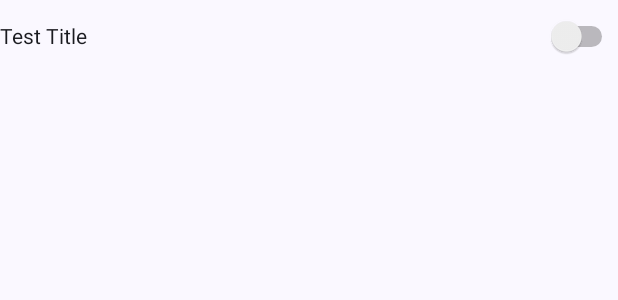
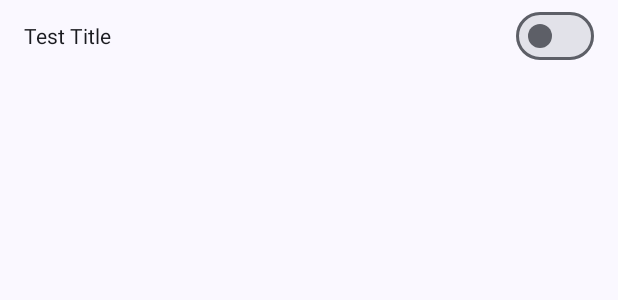
Before and after one commit to zacharee/Insomnia, an Android app: the layout text_switch.xml on its own in the app's theme, with its tools: preview values and no code run, on a phone screen of 412 x 824 dp. Shown: the top 300 px of the screen. Run offline under Robolectric (Android 15) with nearby library versions, the light colour scheme and no system bars.

Commit message:
Address deprecations and improve theme

```diff
--- a/app/src/main/java/com/zacharee1/insomnia/util/CancelListener.kt
+++ /dev/null
@@ -1,5 +0,0 @@
-package com.zacharee1.insomnia.util
-
-interface CancelListener {
-    fun onCanceled()
-}
--- a/app/src/main/java/com/zacharee1/insomnia/util/CycleTimer.kt
+++ b/app/src/main/java/com/zacharee1/insomnia/util/CycleTimer.kt
@@ -1,10 +1,12 @@
 package com.zacharee1.insomnia.util
 
+import android.annotation.SuppressLint
 import android.os.CountDownTimer
 import android.os.SystemClock
 
 abstract class CycleTimer(private val millisInFuture: Long, countDownInterval: Long) : CountDownTimer(millisInFuture, countDownInterval) {
     val stopTimeInFuture: Long
+        @SuppressLint("SoonBlockedPrivateApi")
         get() = CountDownTimer::class.java
                 .getDeclaredField("mStopTimeInFuture")
                 .apply { isAccessible = true }
--- a/app/src/main/java/com/zacharee1/insomnia/util/UniversalFunctions.kt
+++ b/app/src/main/java/com/zacharee1/insomnia/util/UniversalFunctions.kt
@@ -5,12 +5,13 @@ import android.graphics.Bitmap
 import android.graphics.Canvas
 import android.graphics.drawable.BitmapDrawable
 import android.graphics.drawable.Drawable
-import android.preference.PreferenceManager
 import android.text.TextUtils
 import android.util.Log
 import android.util.TypedValue
+import androidx.preference.PreferenceManager
 import com.google.gson.Gson
 import com.zacharee1.insomnia.App
+import kotlin.math.roundToInt
 
 const val TAG = "Insomnia"
 
@@ -74,7 +75,8 @@ fun Context.dpAsPx(dpVal: Int) =
         dpAsPx(dpVal.toFloat())
 
 fun Context.dpAsPx(dpVal: Float) =
-        Math.round(TypedValue.applyDimension(TypedValue.COMPLEX_UNIT_DIP, dpVal, resources.displayMetrics))
+    TypedValue.applyDimension(TypedValue.COMPLEX_UNIT_DIP, dpVal, resources.displayMetrics)
+        .roundToInt()
 
 fun Drawable.toBitmap(): Bitmap {
     if (this is BitmapDrawable) {
--- a/app/src/main/res/layout/activity_time_configure.xml
+++ b/app/src/main/res/layout/activity_time_configure.xml
@@ -41,8 +41,6 @@
         app:summary_text="@string/turn_on_plugged_desc"
         android:layout_marginTop="16dp"
         android:layout_marginBottom="16dp"
-        android:paddingEnd="16dp"
-        android:paddingStart="16dp"
         app:layout_constraintTop_toBottomOf="@id/hint"
         app:layout_constraintBottom_toTopOf="@id/recycler"
         />
--- a/app/src/main/res/layout/text_switch.xml
+++ b/app/src/main/res/layout/text_switch.xml
@@ -1,19 +1,21 @@
 <?xml version="1.0" encoding="utf-8"?>
-<FrameLayout xmlns:android="http://schemas.android.com/apk/res/android"
-    xmlns:app="http://schemas.android.com/apk/res-auto"
+<LinearLayout xmlns:android="http://schemas.android.com/apk/res/android"
     xmlns:tools="http://schemas.android.com/tools"
+    android:orientation="horizontal"
     android:layout_width="match_parent"
     android:layout_height="wrap_content"
     android:focusable="true"
     android:clickable="true"
-    android:foreground="?android:selectableItemBackground"
+    android:paddingHorizontal="16dp"
+    android:background="?android:selectableItemBackground"
     android:minHeight="48dp">
 
     <LinearLayout
-        android:layout_width="match_parent"
+        android:layout_width="0dp"
         android:layout_height="wrap_content"
+        android:layout_weight="1"
         android:layout_gravity="center_vertical|start"
-        android:layout_marginEnd="48dp"
+        android:layout_marginEnd="8dp"
         android:orientation="vertical">
 
         <TextView
@@ -33,10 +35,10 @@
 
     </LinearLayout>
 
-    <Switch
+    <com.google.android.material.materialswitch.MaterialSwitch
         android:id="@+id/switch1"
-        android:layout_width="match_parent"
+        android:layout_width="wrap_content"
         android:layout_height="match_parent"
         android:layout_gravity="center_vertical|end" />
 
-</FrameLayout>
+</LinearLayout>
```
Also changed, not shown: app/src/main/java/com/zacharee1/insomnia/activities/TimesConfigureActivity.kt (+10 -13 lines), app/src/main/java/com/zacharee1/insomnia/util/TimeAdapter.kt (+5 -3 lines), app/src/main/java/com/zacharee1/insomnia/views/TextSwitch.kt (+17 -22 lines).
